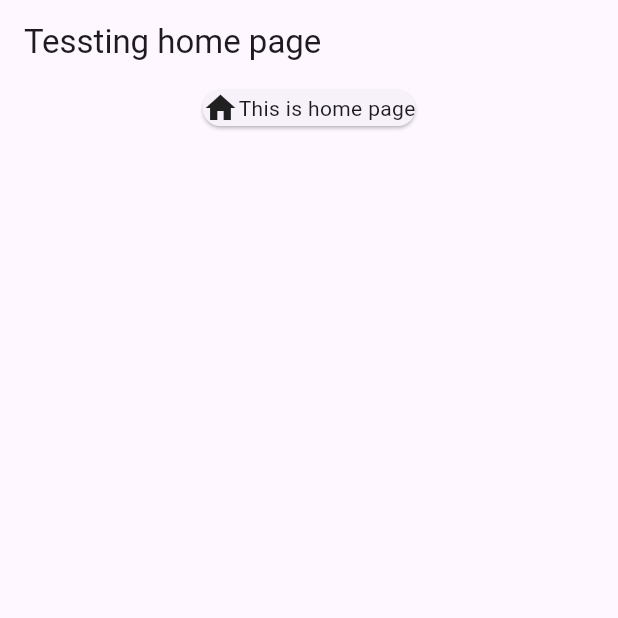
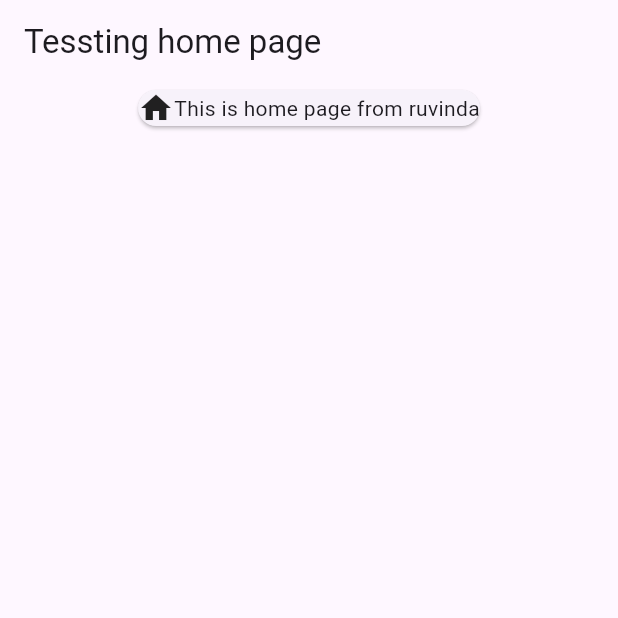
Before and after one commit to rudill/Mobile-app-for-Dambulla-Economic-Center, a Flutter app: the screen it shows after launch, on a phone screen of 412 x 824 dp, the top half of it. Run offline on Flutter 3.47's test engine with Material 3 defaults, Android fonts, the phone set to English and light mode, and no system bars.

Commit message:
update home screen text for specificity

```diff
--- a/lib/homeScreen.dart
+++ b/lib/homeScreen.dart
@@ -22,7 +22,7 @@ class HomeScreen extends StatelessWidget {
                       Icon(
                         Icons.home,
                       ),
-                      Text('This is home page'),
+                      Text('This is home page from ruvinda'),
 
                     ],
                   )
```
